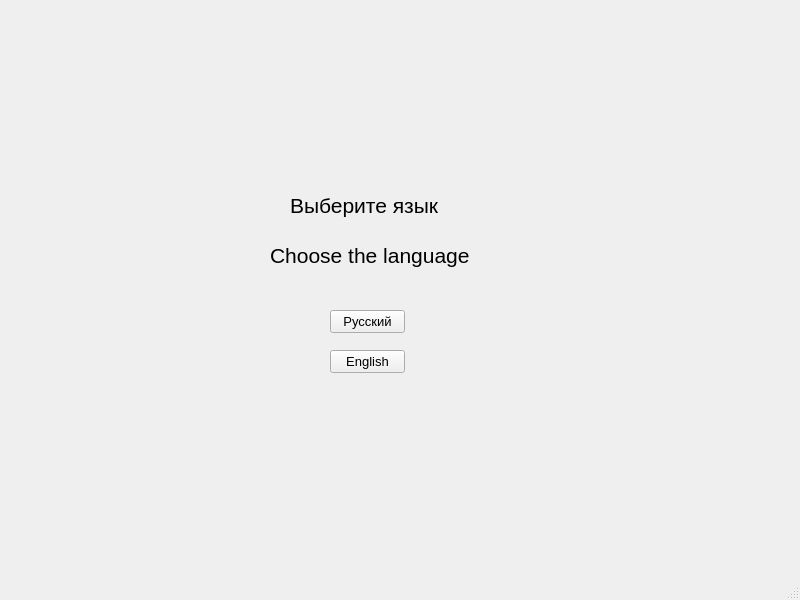
The window that Baratynskiy10813/source/GUI/mainwindow.ui (h31/ProgrammingCourseBackup) describes before a commit, drawn with Qt 5.
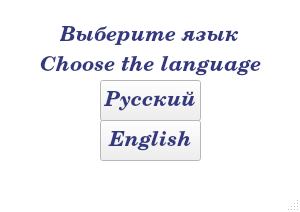
The same window after the commit.

Patch:
```diff
--- a/Baratynskiy10813/source/GUI/mainwindow.ui
+++ b/Baratynskiy10813/source/GUI/mainwindow.ui
@@ -6,10 +6,86 @@
    <rect>
     <x>0</x>
     <y>0</y>
-    <width>800</width>
-    <height>600</height>
+    <width>300</width>
+    <height>212</height>
    </rect>
   </property>
+  <property name="minimumSize">
+   <size>
+    <width>300</width>
+    <height>212</height>
+   </size>
+  </property>
+  <property name="maximumSize">
+   <size>
+    <width>300</width>
+    <height>212</height>
+   </size>
+  </property>
+  <property name="palette">
+   <palette>
+    <active>
+     <colorrole role="Base">
+      <brush brushstyle="SolidPattern">
+       <color alpha="255">
+        <red>255</red>
+        <green>255</green>
+        <blue>255</blue>
+       </color>
+      </brush>
+     </colorrole>
+     <colorrole role="Window">
+      <brush brushstyle="SolidPattern">
+       <color alpha="255">
+        <red>255</red>
+        <green>255</green>
+        <blue>255</blue>
+       </color>
+      </brush>
+     </colorrole>
+    </active>
+    <inactive>
+     <colorrole role="Base">
+      <brush brushstyle="SolidPattern">
+       <color alpha="255">
+        <red>255</red>
+        <green>255</green>
+        <blue>255</blue>
+       </color>
+      </brush>
+     </colorrole>
+     <colorrole role="Window">
+      <brush brushstyle="SolidPattern">
+       <color alpha="255">
+        <red>255</red>
+        <green>255</green>
+        <blue>255</blue>
+       </color>
+      </brush>
+     </colorrole>
+    </inactive>
+    <disabled>
+     <colorrole role="Base">
+      <brush brushstyle="SolidPattern">
+       <color alpha="255">
+        <red>255</red>
+        <green>255</green>
+        <blue>255</blue>
+       </color>
+      </brush>
+     </colorrole>
+     <colorrole role="Window">
+      <brush brushstyle="SolidPattern">
+       <color alpha="255">
+        <red>255</red>
+        <green>255</green>
+        <blue>255</blue>
+       </color>
+      </brush>
+     </colorrole>
+    </disabled>
+   </palette>
+  </property>
   <property name="windowTitle">
    <string>MainWindow</string>
   </property>
@@ -17,16 +93,56 @@
    <widget class="QPushButton" name="pushButton">
     <property name="geometry">
      <rect>
-      <x>330</x>
-      <y>310</y>
-      <width>75</width>
-      <height>23</height>
+      <x>100</x>
+      <y>80</y>
+      <width>101</width>
+      <height>41</height>
      </rect>
     </property>
+    <property name="palette">
+     <palette>
+      <active>
+       <colorrole role="ButtonText">
+        <brush brushstyle="SolidPattern">
+         <color alpha="255">
+          <red>51</red>
+          <green>56</green>
+          <blue>127</blue>
+         </color>
+        </brush>
+       </colorrole>
+      </active>
+      <inactive>
+       <colorrole role="ButtonText">
+        <brush brushstyle="SolidPattern">
+         <color alpha="255">
+          <red>51</red>
+          <green>56</green>
+          <blue>127</blue>
+         </color>
+        </brush>
+       </colorrole>
+      </inactive>
+      <disabled>
+       <colorrole role="ButtonText">
+        <brush brushstyle="SolidPattern">
+         <color alpha="255">
+          <red>120</red>
+          <green>120</green>
+          <blue>120</blue>
+         </color>
+        </brush>
+       </colorrole>
+      </disabled>
+     </palette>
+    </property>
     <property name="font">
      <font>
-      <family>Arial</family>
-      <pointsize>10</pointsize>
+      <family>Century Schoolbook</family>
+      <pointsize>16</pointsize>
+      <weight>75</weight>
+      <italic>true</italic>
+      <bold>true</bold>
      </font>
     </property>
     <property name="cursor">
@@ -39,16 +155,56 @@
    <widget class="QPushButton" name="pushButton_2">
     <property name="geometry">
      <rect>
-      <x>330</x>
-      <y>350</y>
-      <width>75</width>
-      <height>23</height>
+      <x>100</x>
+      <y>120</y>
+      <width>101</width>
+      <height>41</height>
      </rect>
     </property>
+    <property name="palette">
+     <palette>
+      <active>
+       <colorrole role="ButtonText">
+        <brush brushstyle="SolidPattern">
+         <color alpha="255">
+          <red>51</red>
+          <green>56</green>
+          <blue>127</blue>
+         </color>
+        </brush>
+       </colorrole>
+      </active>
+      <inactive>
+       <colorrole role="ButtonText">
+        <brush brushstyle="SolidPattern">
+         <color alpha="255">
+          <red>51</red>
+          <green>56</green>
+          <blue>127</blue>
+         </color>
+        </brush>
+       </colorrole>
+      </inactive>
+      <disabled>
+       <colorrole role="ButtonText">
+        <brush brushstyle="SolidPattern">
+         <color alpha="255">
+          <red>120</red>
+          <green>120</green>
+          <blue>120</blue>
+         </color>
+        </brush>
+       </colorrole>
+      </disabled>
+     </palette>
+    </property>
     <property name="font">
      <font>
-      <family>Arial</family>
-      <pointsize>10</pointsize>
+      <family>Century Schoolbook</family>
+      <pointsize>16</pointsize>
+      <weight>75</weight>
+      <italic>true</italic>
+      <bold>true</bold>
      </font>
     </property>
     <property name="cursor">
@@ -61,16 +217,56 @@
    <widget class="QLabel" name="label">
     <property name="geometry">
      <rect>
-      <x>290</x>
-      <y>190</y>
-      <width>151</width>
+      <x>60</x>
+      <y>20</y>
+      <width>181</width>
       <height>31</height>
      </rect>
     </property>
+    <property name="palette">
+     <palette>
+      <active>
+       <colorrole role="WindowText">
+        <brush brushstyle="SolidPattern">
+         <color alpha="255">
+          <red>51</red>
+          <green>56</green>
+          <blue>127</blue>
+         </color>
+        </brush>
+       </colorrole>
+      </active>
+      <inactive>
+       <colorrole role="WindowText">
+        <brush brushstyle="SolidPattern">
+         <color alpha="255">
+          <red>51</red>
+          <green>56</green>
+          <blue>127</blue>
+         </color>
+        </brush>
+       </colorrole>
+      </inactive>
+      <disabled>
+       <colorrole role="WindowText">
+        <brush brushstyle="SolidPattern">
+         <color alpha="255">
+          <red>120</red>
+          <green>120</green>
+          <blue>120</blue>
+         </color>
+        </brush>
+       </colorrole>
+      </disabled>
+     </palette>
+    </property>
     <property name="font">
      <font>
-      <family>Arial</family>
+      <family>Century Schoolbook</family>
       <pointsize>16</pointsize>
+      <weight>75</weight>
+      <italic>true</italic>
+      <bold>true</bold>
      </font>
     </property>
     <property name="text">
@@ -80,16 +276,56 @@
    <widget class="QLabel" name="label_2">
     <property name="geometry">
      <rect>
-      <x>270</x>
-      <y>240</y>
-      <width>211</width>
+      <x>40</x>
+      <y>50</y>
+      <width>231</width>
       <height>31</height>
      </rect>
     </property>
+    <property name="palette">
+     <palette>
+      <active>
+       <colorrole role="WindowText">
+        <brush brushstyle="SolidPattern">
+         <color alpha="255">
+          <red>51</red>
+          <green>56</green>
+          <blue>127</blue>
+         </color>
+        </brush>
+       </colorrole>
+      </active>
+      <inactive>
+       <colorrole role="WindowText">
+        <brush brushstyle="SolidPattern">
+         <color alpha="255">
+          <red>51</red>
+          <green>56</green>
+          <blue>127</blue>
+         </color>
+        </brush>
+       </colorrole>
+      </inactive>
+      <disabled>
+       <colorrole role="WindowText">
+        <brush brushstyle="SolidPattern">
+         <color alpha="255">
+          <red>120</red>
+          <green>120</green>
+          <blue>120</blue>
+         </color>
+        </brush>
+       </colorrole>
+      </disabled>
+     </palette>
+    </property>
     <property name="font">
      <font>
-      <family>Arial</family>
+      <family>Century Schoolbook</family>
       <pointsize>16</pointsize>
+      <weight>75</weight>
+      <italic>true</italic>
+      <bold>true</bold>
      </font>
     </property>
     <property name="text">
```
Left out of the diff: 2 changed lines with no effect on the pictures.
